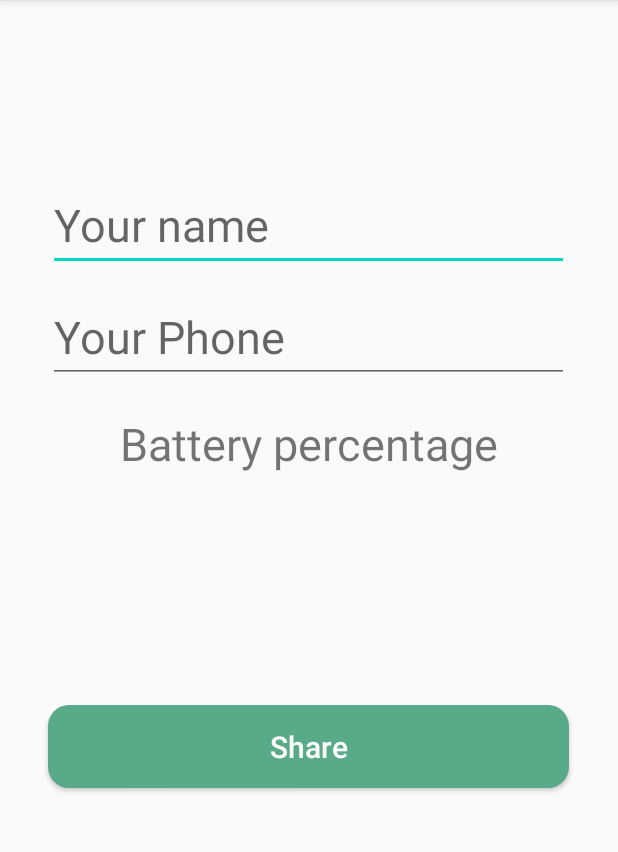
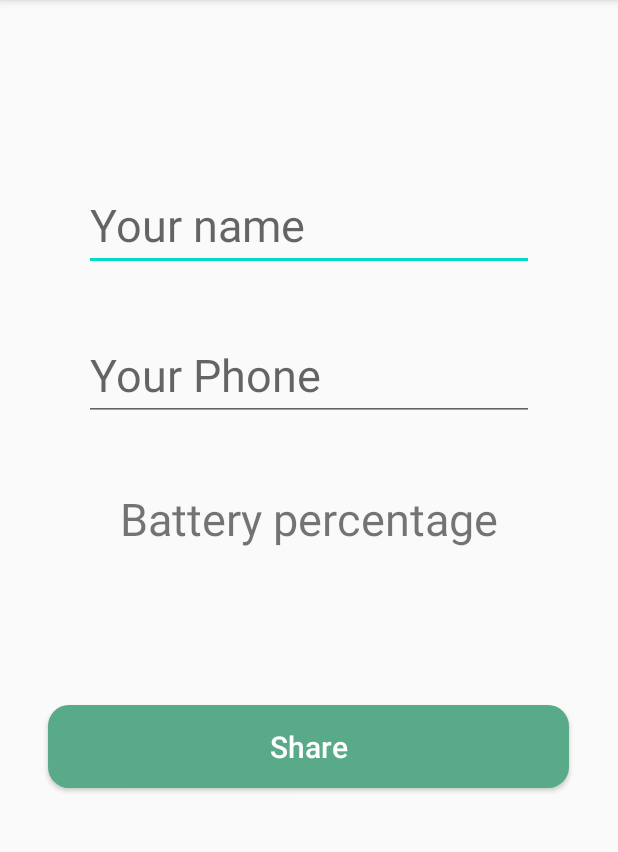
Before and after one commit to Ronny011/mobile_app, an Android app: the screen it shows after launch (MainActivity), on a phone screen of 412 x 824 dp, the part 84-936 px from its top. Run offline under Robolectric (Android 15) with nearby library versions, the phone set to English and light mode, and no system bars.

Commit message:
finalizing v2
fully finished. added toasts for life cycle functions and polished main activity layout

```diff
--- a/app/src/main/java/com/example/battery/MainActivity.java
+++ b/app/src/main/java/com/example/battery/MainActivity.java
@@ -50,9 +50,36 @@ public class MainActivity extends AppCompatActivity implements View.OnClickListe
     }
 
     @Override
+    protected void onStart() {
+        super.onStart();
+        Toast.makeText(this, "onStart", Toast.LENGTH_LONG).show();
+    }
+
+    @Override
+    public void finish()
+    {
+        super.finish();
+        Toast.makeText(this,"finish", Toast.LENGTH_LONG).show();
+    }
+
+    @Override
     protected void onPause() {
         super.onPause();
         unregisterReceiver(battBroadcast);
+    }
+
+    @Override
+    protected void onStop()
+    {
+        super.onStop();
+        Toast.makeText(this,"onStop", Toast.LENGTH_LONG).show();
+    }
+
+    @Override
+    protected void onDestroy()
+    {
+        super.onDestroy();
+        Toast.makeText(this,"onDestroy", Toast.LENGTH_LONG).show();
     }
 
     @Override
--- a/app/src/main/res/layout/activity_main.xml
+++ b/app/src/main/res/layout/activity_main.xml
@@ -10,7 +10,7 @@
 
     <EditText
         android:id="@+id/nameBox"
-        android:layout_width="347dp"
+        android:layout_width="300dp"
         android:layout_height="55dp"
         android:layout_marginTop="125dp"
         android:layout_gravity="center_horizontal"
@@ -21,9 +21,9 @@
 
     <EditText
         android:id="@+id/phoneBox"
-        android:layout_width="347dp"
+        android:layout_width="300dp"
         android:layout_height="55dp"
-        android:layout_marginTop="200dp"
+        android:layout_marginTop="225dp"
         android:layout_gravity="center_horizontal"
         android:hint="@string/your_phone"
         android:inputType="phone"
@@ -34,7 +34,7 @@
         android:id="@+id/battBox"
         android:layout_width="wrap_content"
         android:layout_height="55dp"
-        android:layout_marginTop="275dp"
+        android:layout_marginTop="325dp"
         android:layout_gravity="center_horizontal"
         android:text="@string/batt_per"
         android:textSize="30sp"
```
